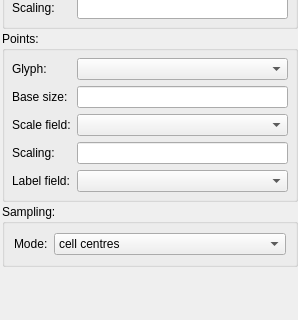
Qt form res/designer/graphicseditorwidget.ui (hsorby/cmlibs.widgets) before a commit; both pictures show x 0 to 298 and y 644 to 964 of the 298 by 964 pixel window.
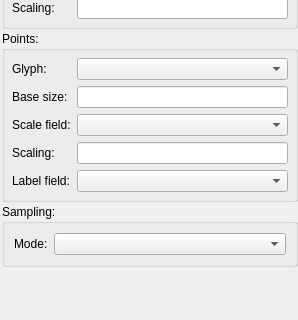
The same form after that commit. Custom widgets are drawn as their Qt base class.

Commit message: Change combobox to EnumerationChooserWidget

Patch:
```diff
--- a/res/designer/graphicseditorwidget.ui
+++ b/res/designer/graphicseditorwidget.ui
@@ -513,20 +513,7 @@
        </widget>
       </item>
       <item row="0" column="1">
-       <widget class="QComboBox" name="sampling_mode_combobox">
-        <property name="sizeAdjustPolicy">
-         <enum>QComboBox::AdjustToContents</enum>
-        </property>
-        <item>
-         <property name="text">
-          <string>cell centres</string>
-         </property>
-        </item>
-        <item>
-         <property name="text">
-          <string>cell corners</string>
-         </property>
-        </item>
+       <widget class="EnumerationChooserWidget" name="sampling_mode_chooser">
        </widget>
       </item>
      </layout>
```
Left out of the diff: 6 changed lines with no effect on the pictures. The commit also changes 5 other files.
